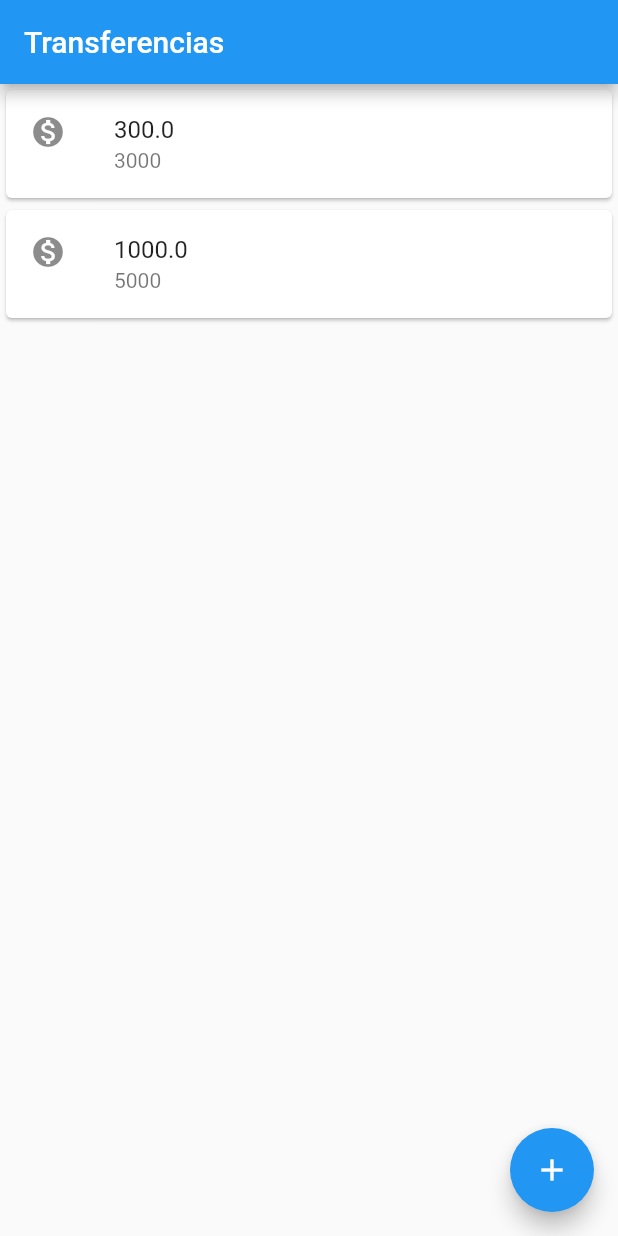
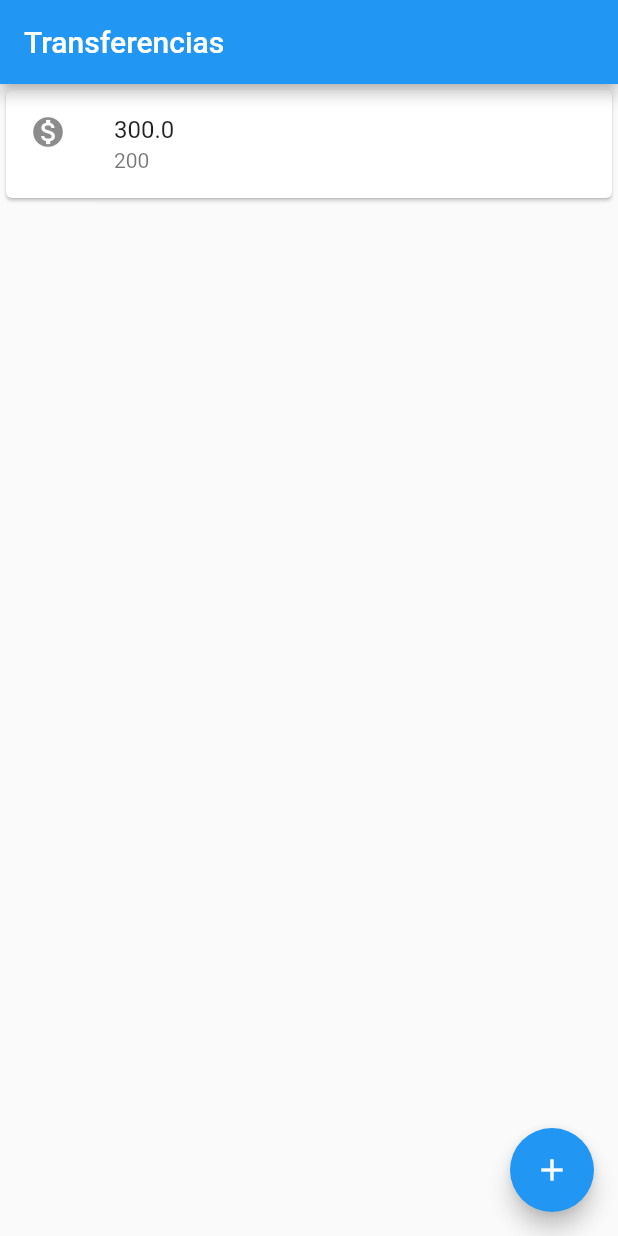
Before and after one commit to cassioate/Flutter-Alura-Transferencias, a Flutter app: the screen it shows after launch, on a phone screen of 412 x 824 dp. Run offline on Flutter 3.47's test engine with Material 2 defaults, Android fonts, the phone set to English and light mode, and no system bars.

Commit message:
Utilizanod ListView para ItemTransferencia em ListasTrasnferencias (OBS: falta mudar de statelesse para stateful o Widget, para que assim a transferencia seja feita via tela e não igual foi realizado na linha 23

```diff
--- a/lib/widgets/ListaTransferencia/ListasTransferencias.dart
+++ b/lib/widgets/ListaTransferencia/ListasTransferencias.dart
@@ -5,25 +5,32 @@ import 'package:projeto1/widgets/FormularioTransferencia/FormularioTransferencia
 import 'package:projeto1/widgets/ItemTransferencia/ItemTransferencia.dart';
 
 class ListasTransferencias extends StatelessWidget {
+  List<Transferencia?> _transferencias = [];
+
   _mudarPagina(context) {
     Future<Transferencia?> future = Navigator.push(context,
         MaterialPageRoute(builder: (context) => FormularioTransferencia()));
     debugPrint("Listas transferencias");
-    future.then((value) =>
-        {debugPrint("Chegou no then do FUTURE"), debugPrint("$value")});
+    future.then((value) => {
+          debugPrint("Chegou no then do FUTURE"),
+          debugPrint("$value"),
+          if (value != null) {_transferencias.add(value)}
+        });
   }
 
   @override
   Widget build(BuildContext context) {
+    _transferencias.add(Transferencia(300, 200));
     return Scaffold(
       appBar: AppBar(
         title: Text('Transferencias'),
       ),
-      body: Column(
-        children: [
-          ItemTransferencia(Transferencia(300, 3000)),
-          ItemTransferencia(Transferencia(1000, 5000)),
-        ],
+      body: ListView.builder(
+        itemCount: _transferencias.length,
+        itemBuilder: (context, indice) {
+          Transferencia _transferencia = _transferencias[indice]!;
+          return ItemTransferencia(_transferencia);
+        },
       ),
       floatingActionButton: FloatingActionButton(
         onPressed: () => _mudarPagina(context),
```
